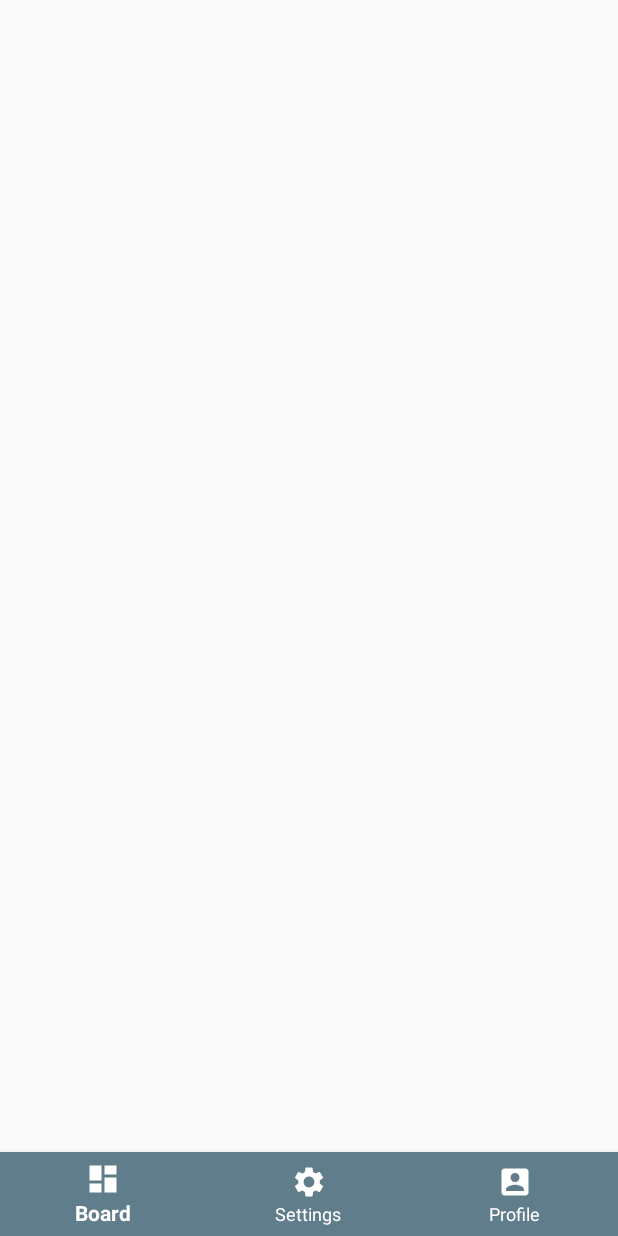
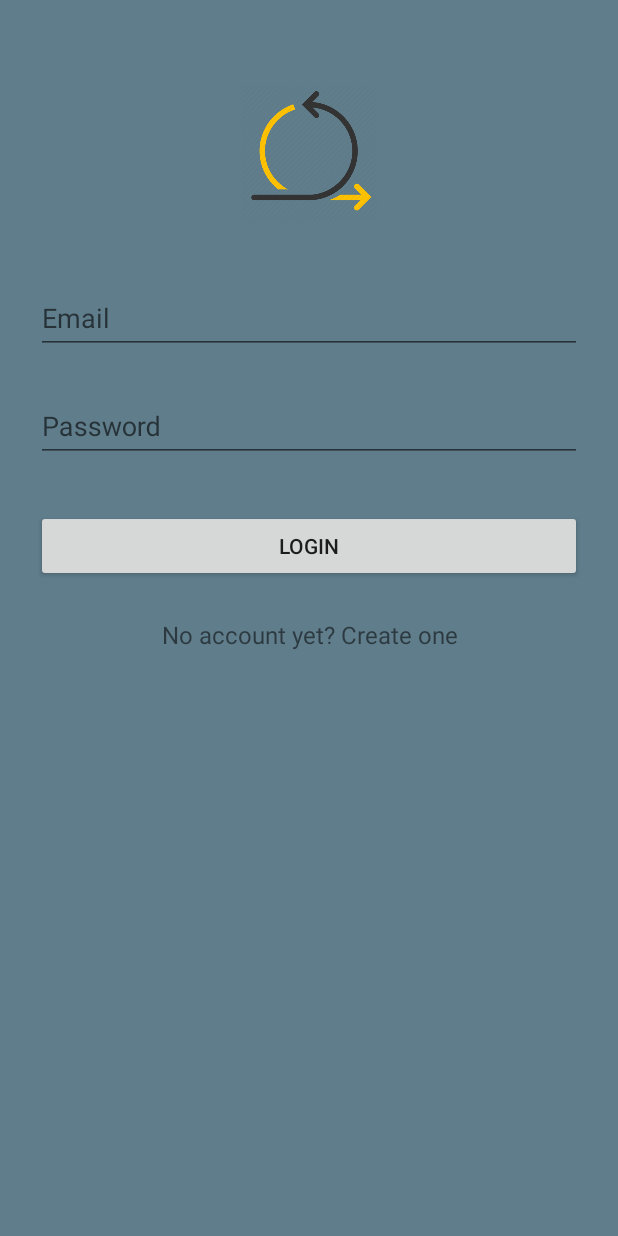
Before and after one commit to RetroFlow/android-client, an Android app: the screen it shows after launch (BottomNavigationActivity before the commit, LoginActivity after it), on a phone screen of 412 x 824 dp. Run offline under Robolectric (Android 15) with nearby library versions, the phone set to English and light mode, and no system bars; our stand-ins replace ButterKnife, Dagger/Hilt's generated code, RxJava; 4 statements that could not run were skipped.

Commit message:
sign in/up activities added

```diff
--- a/app/src/main/AndroidManifest.xml
+++ b/app/src/main/AndroidManifest.xml
@@ -31,6 +31,11 @@
             </intent-filter>
 
         </activity>
+
+        <activity android:name=".entry_point.LoginActivity" />
+
+        <activity android:name=".entry_point.RegistrationActivity" />
+
     </application>
 
 </manifest>
--- a/app/src/main/java/com/example/scame/retroflowmvp/boards/BoardsRepositoryImpl.kt
+++ b/app/src/main/java/com/example/scame/retroflowmvp/boards/BoardsRepositoryImpl.kt
@@ -22,7 +22,7 @@ class BoardsRepositoryImpl: BoardsRepository {
         val board4 = BoardRawModel("4", "Board 4", "Open", false)
 
         return Single
-                .timer(3, TimeUnit.SECONDS, AndroidSchedulers.mainThread())
+                .timer(2, TimeUnit.SECONDS, AndroidSchedulers.mainThread())
                 .map { listOf(board1, board2, board3, board4) }
     }
 
--- a/app/src/main/java/com/example/scame/retroflowmvp/entry_point/SplashActivity.kt
+++ b/app/src/main/java/com/example/scame/retroflowmvp/entry_point/SplashActivity.kt
@@ -2,13 +2,12 @@ package com.example.scame.retroflowmvp.entry_point
 
 import android.os.Bundle
 import android.support.v7.app.AppCompatActivity
-import com.example.scame.retroflowmvp.BottomNavigationActivity
 
 class SplashActivity: AppCompatActivity() {
 
     override fun onCreate(savedInstanceState: Bundle?) {
         super.onCreate(savedInstanceState)
-        startActivity(BottomNavigationActivity.getIntent(this))
+        startActivity(LoginActivity.getIntent(this))
         finish()
     }
 }
--- /dev/null
+++ b/app/src/main/res/layout/activity_sign_in.xml
@@ -0,0 +1,74 @@
+<?xml version="1.0" encoding="utf-8"?>
+<ScrollView xmlns:android="http://schemas.android.com/apk/res/android"
+    android:layout_width="fill_parent"
+    android:layout_height="fill_parent"
+    android:background="@color/colorPrimary"
+    android:fitsSystemWindows="true">
+
+    <LinearLayout
+        android:layout_width="match_parent"
+        android:layout_height="wrap_content"
+        android:descendantFocusability="beforeDescendants"
+        android:focusableInTouchMode="true"
+        android:orientation="vertical"
+        android:paddingLeft="24dp"
+        android:paddingRight="24dp"
+        android:paddingTop="56dp">
+
+        <ImageView
+            android:layout_width="92dp"
+            android:layout_height="92dp"
+            android:layout_gravity="center_horizontal"
+            android:layout_marginBottom="24dp"
+            android:src="@drawable/agile_agile" />
+
+        <!-- Email Label -->
+        <android.support.design.widget.TextInputLayout
+            android:layout_width="match_parent"
+            android:layout_height="wrap_content"
+            android:layout_marginBottom="8dp"
+            android:layout_marginTop="8dp">
+
+            <EditText
+                android:id="@+id/input_email"
+                android:layout_width="match_parent"
+                android:layout_height="wrap_content"
+                android:hint="Email"
+                android:inputType="textEmailAddress" />
+        </android.support.design.widget.TextInputLayout>
+
+        <!-- Password Label -->
+        <android.support.design.widget.TextInputLayout
+            android:layout_width="match_parent"
+            android:layout_height="wrap_content"
+            android:layout_marginBottom="8dp"
+            android:layout_marginTop="8dp">
+
+            <EditText
+                android:id="@+id/input_password"
+                android:layout_width="match_parent"
+                android:layout_height="wrap_content"
+                android:hint="Password"
+                android:inputType="textPassword" />
+        </android.support.design.widget.TextInputLayout>
+
+        <android.support.v7.widget.AppCompatButton
+            android:id="@+id/btn_login"
+            android:layout_width="fill_parent"
+            android:layout_height="wrap_content"
+            android:layout_marginBottom="24dp"
+            android:layout_marginTop="24dp"
+            android:padding="12dp"
+            android:text="Login" />
+
+        <TextView
+            android:id="@+id/link_signup"
+            android:layout_width="fill_parent"
+            android:layout_height="wrap_content"
+            android:layout_marginBottom="24dp"
+            android:gravity="center"
+            android:text="No account yet? Create one"
+            android:textSize="16sp" />
+
+    </LinearLayout>
+</ScrollView>
```
Also changed, not shown: app/src/main/java/com/example/scame/retroflowmvp/entry_point/LoginActivity.kt (added, +121 -0 lines), app/src/main/java/com/example/scame/retroflowmvp/entry_point/RegistrationActivity.kt (added, +108 -0 lines), app/src/main/res/layout/activity_sign_up.xml (added, +84 -0 lines), app/src/main/res/drawable/agile_agile.png (added), app/src/main/res/drawable/inf_circle.png (added).
